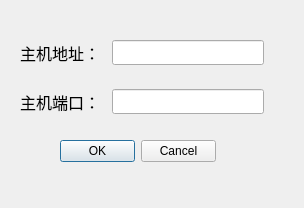
Before: the Qt Designer form setting.ui in CSU-Bug-Killer/CarDemo2, drawn with Qt 5.
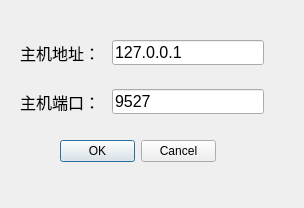
After: the same form once the commit is applied. Icons and pictures are not drawn.

Commit message: set a default value of HostAddr and HosrPort

What changed in the file:
```diff
--- a/setting.ui
+++ b/setting.ui
@@ -54,6 +54,9 @@
         <pointsize>12</pointsize>
        </font>
       </property>
+      <property name="text">
+       <string>127.0.0.1</string>
+      </property>
      </widget>
     </item>
     <item row="1" column="0">
@@ -77,6 +80,9 @@
         <pointsize>12</pointsize>
        </font>
       </property>
+      <property name="text">
+       <string>9527</string>
+      </property>
      </widget>
     </item>
    </layout>
```
